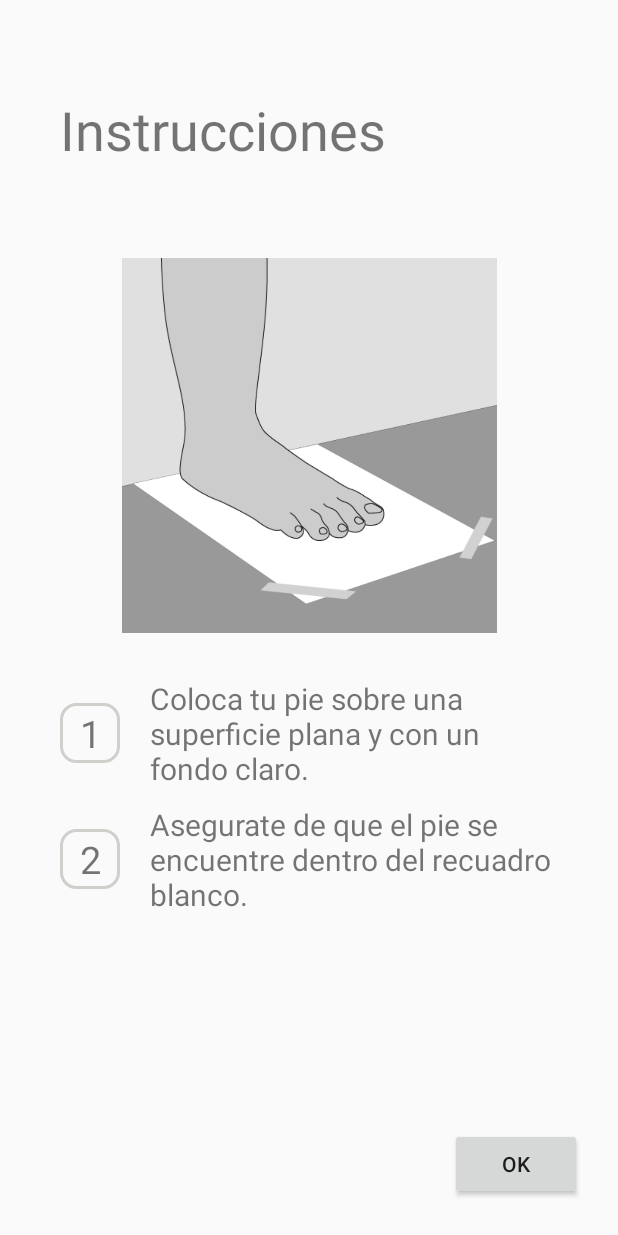
After one commit to klauskie/patasKt, an Android app: the layout fragment_instructions.xml on its own in the app's theme, with its tools: preview values and no code run, on a phone screen of 412 x 824 dp. The commit adds this screen. Run offline under Robolectric (Android 15) with nearby library versions, the phone set to English and light mode, and no system bars.

Commit message:
Info fragment added

```diff
--- a/app/build.gradle
+++ b/app/build.gradle
@@ -40,6 +40,7 @@ dependencies {
     implementation 'androidx.navigation:navigation-ui:2.0.0'
     implementation 'androidx.navigation:navigation-fragment-ktx:2.0.0'
     implementation 'androidx.navigation:navigation-ui-ktx:2.0.0'
+    implementation 'androidx.legacy:legacy-support-v4:1.0.0'
     testImplementation 'junit:junit:4.12'
     androidTestImplementation 'androidx.test.ext:junit:1.1.2'
     androidTestImplementation 'androidx.test.espresso:espresso-core:3.3.0'
--- a/app/src/main/java/com/klaus/pataskt/util/Constant.kt
+++ b/app/src/main/java/com/klaus/pataskt/util/Constant.kt
@@ -4,6 +4,7 @@ class Constant {
     companion object {
         const val KEY_HAS_SEEN_LOGIN_SCREEN = "KEY_HAS_SEEN_LOGIN_SCREEN"
         const val KEY_MED_CODE = "KEY_MED_CODE"
+        const val KEY_HAS_SEEN_CAMERA_INSTRUCTIONS = "KEY_HAS_SEEN_CAMERA_INSTRUCTIONS"
         const val KEY_SHARED_PREFERENCES = "com.klaus.pataskt.sharedpreferences"
 
         const val API_PHOTO_POST_URL = ""
--- /dev/null
+++ b/app/src/main/res/drawable/ic_info_black_24dp.xml
@@ -0,0 +1,5 @@
+<vector android:height="24dp" android:tint="#FFFFFF"
+    android:viewportHeight="24.0" android:viewportWidth="24.0"
+    android:width="24dp" xmlns:android="http://schemas.android.com/apk/res/android">
+    <path android:fillColor="#FF000000" android:pathData="M12,2C6.48,2 2,6.48 2,12s4.48,10 10,10 10,-4.48 10,-10S17.52,2 12,2zM13,17h-2v-6h2v6zM13,9h-2L11,7h2v2z"/>
+</vector>
--- /dev/null
+++ b/app/src/main/res/layout/fragment_instructions.xml
@@ -0,0 +1,105 @@
+<?xml version="1.0" encoding="utf-8"?>
+<androidx.constraintlayout.widget.ConstraintLayout xmlns:android="http://schemas.android.com/apk/res/android"
+    xmlns:tools="http://schemas.android.com/tools"
+    android:layout_width="match_parent"
+    android:layout_height="match_parent"
+    xmlns:app="http://schemas.android.com/apk/res-auto"
+    tools:context=".ui.scanner.InstructionsFragment">
+
+    <TextView
+        android:layout_width="match_parent"
+        android:layout_height="wrap_content"
+        android:text="@string/label_instruction_title"
+        android:textSize="36sp"
+        android:layout_marginStart="40dp"
+        android:layout_marginEnd="40dp"
+        app:layout_constraintBottom_toTopOf="@+id/image_guide"
+        app:layout_constraintTop_toTopOf="parent" />
+
+    <ImageView
+        android:id="@+id/image_guide"
+        android:layout_width="250dp"
+        android:layout_height="250dp"
+        android:background="@drawable/pata_guia"
+        app:layout_constraintTop_toTopOf="parent"
+        app:layout_constraintBottom_toBottomOf="parent"
+        app:layout_constraintStart_toStartOf="parent"
+        app:layout_constraintEnd_toEndOf="parent"
+        app:layout_constraintVertical_bias=".3"/>
+
+    <LinearLayout
+        android:layout_width="match_parent"
+        android:layout_height="wrap_content"
+        android:orientation="vertical"
+        app:layout_constraintTop_toBottomOf="@+id/image_guide"
+        android:layout_marginTop="30dp">
+
+        <LinearLayout
+            android:layout_width="match_parent"
+            android:layout_height="wrap_content"
+            android:orientation="horizontal"
+            android:layout_marginBottom="10dp"
+            android:layout_marginStart="40dp"
+            android:layout_marginEnd="40dp">
+
+            <TextView
+                android:layout_width="40dp"
+                android:layout_height="40dp"
+                android:background="@drawable/camera_guide"
+                android:text="1"
+                android:gravity="center"
+                android:layout_gravity="center_vertical"
+                android:textSize="25sp"/>
+
+            <TextView
+                android:layout_width="match_parent"
+                android:layout_height="wrap_content"
+                android:layout_marginStart="20dp"
+                android:text="@string/text_instruction_step_1"
+                android:textSize="20sp"/>
+
+        </LinearLayout>
+
+        <LinearLayout
+            android:layout_width="match_parent"
+            android:layout_height="wrap_content"
+            android:orientation="horizontal"
+            android:layout_marginStart="40dp"
+            android:layout_marginEnd="40dp">
+
+            <TextView
+                android:layout_width="40dp"
+                android:layout_height="40dp"
+                android:background="@drawable/camera_guide"
+                android:text="2"
+                android:gravity="center"
+                android:layout_gravity="center_vertical"
+                android:textSize="25sp"/>
+
+            <TextView
+                android:layout_width="match_parent"
+                android:layout_height="wrap_content"
+                android:layout_marginStart="20dp"
+                android:text="@string/text_instruction_step_2"
+                android:textSize="20sp"/>
+
+        </LinearLayout>
+
+    </LinearLayout>
+
+    <Button
+        android:id="@+id/ok_btn"
+        android:layout_width="wrap_content"
+        android:layout_height="wrap_content"
+        android:layout_gravity="start"
+        android:text="@string/btn_OK_label"
+        android:layout_marginBottom="24dp"
+        android:layout_marginEnd="24dp"
+        app:layout_constraintBottom_toBottomOf="parent"
+        app:layout_constraintEnd_toEndOf="parent"/>
+
+
+
+
+
+</androidx.constraintlayout.widget.ConstraintLayout>
--- a/app/src/main/res/layout/login_view.xml
+++ b/app/src/main/res/layout/login_view.xml
@@ -61,7 +61,7 @@
         android:layout_width="wrap_content"
         android:layout_height="wrap_content"
         android:layout_gravity="start"
-        android:text="Skip"
+        android:text="@string/btn_skip_label"
         android:layout_marginBottom="24dp"
         android:layout_marginEnd="24dp"
         app:layout_constraintBottom_toBottomOf="parent"
--- a/app/src/main/res/values/strings.xml
+++ b/app/src/main/res/values/strings.xml
@@ -16,8 +16,14 @@
     <string name="title_home">Home</string>
     <string name="title_dashboard">Dashboard</string>
     <string name="title_notifications">Notifications</string>
+    <string name="btn_OK_label">OK</string>
+    <string name="btn_skip_label">Skip</string>
 
     <string name="title_scanner">Scanner</string>
     <string name="title_account">Account</string>
     <string name="label_instructions">Start scanning and view the results here</string>
+
+    <string name="label_instruction_title">Instrucciones</string>
+    <string name="text_instruction_step_1">Coloca tu pie sobre una superficie plana y con un fondo claro.</string>
+    <string name="text_instruction_step_2">Asegurate de que el pie se encuentre dentro del recuadro blanco.</string>
 </resources>
```
Also changed, not shown: app/src/main/java/com/klaus/pataskt/ScannerActivity.kt (+26 -4 lines), app/src/main/java/com/klaus/pataskt/ui/scanner/CameraFragment.kt (+8 -0 lines), app/src/main/java/com/klaus/pataskt/ui/scanner/InstructionsFragment.kt (added, +45 -0 lines), app/src/main/res/layout/fragment_camera.xml (+14 -2 lines), app/src/main/res/drawable/pata_guia.jpg (added).
